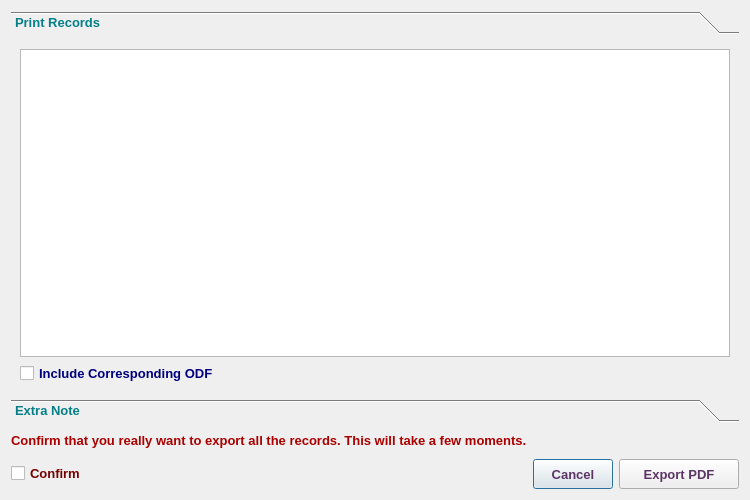
Before: the Qt Designer form mainPanel/exportpdfdialog.ui in samad-ghanbari/DaNet, drawn with Qt 5.
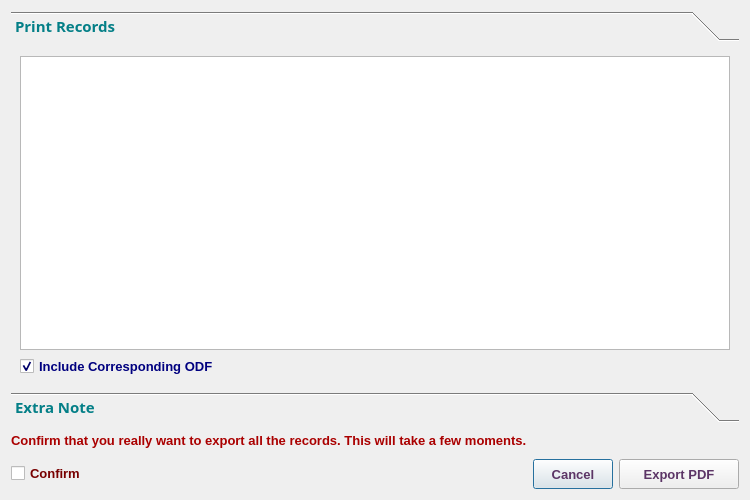
After: the same form once the commit is applied. The open tabs and pages were chosen to show the change. Icons and pictures are not drawn.

The edit to the form file:
```diff
--- a/mainPanel/exportpdfdialog.ui
+++ b/mainPanel/exportpdfdialog.ui
@@ -40,7 +40,8 @@
     <widget class="QToolBox" name="toolBox">
      <property name="font">
       <font>
-       <weight>75</weight>
+       <family>Ubuntu Sans</family>
+       <pointsize>11</pointsize>
        <bold>true</bold>
       </font>
      </property>
@@ -56,7 +57,7 @@
         <x>0</x>
         <y>0</y>
         <width>732</width>
-        <height>353</height>
+        <height>349</height>
        </rect>
       </property>
       <attribute name="label">
@@ -91,7 +92,6 @@
           <font>
            <family>Tahoma</family>
            <pointsize>10</pointsize>
-           <weight>75</weight>
            <bold>true</bold>
           </font>
          </property>
@@ -101,6 +101,9 @@
          <property name="text">
           <string>Include Corresponding ODF</string>
          </property>
+         <property name="checked">
+          <bool>true</bool>
+         </property>
         </widget>
        </item>
       </layout>
```
Left out of the diff: 12 changed lines with no effect on the pictures.
